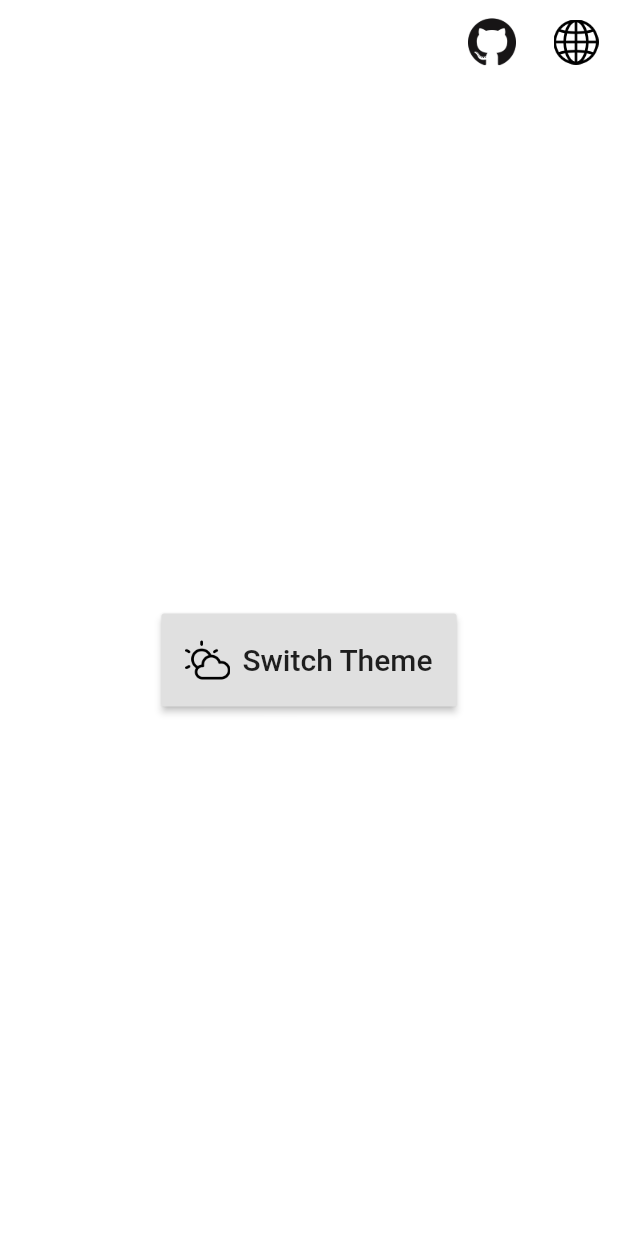
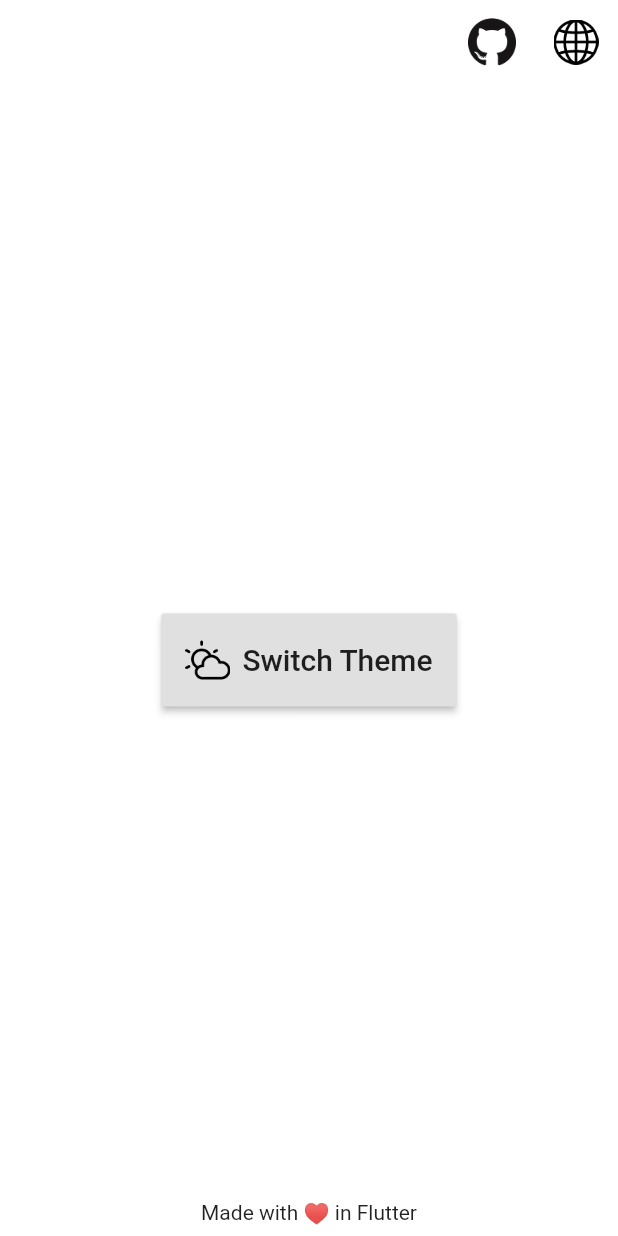
Before and after one commit to Ankit-Slnk/flutter-dark-theme-demo, a Flutter app: the screen it shows after launch, on a phone screen of 412 x 824 dp. Run offline on Flutter 3.47's test engine with Material 2 defaults, Android fonts, the phone set to English and light mode, and no system bars; our stand-ins replace shared_preferences.

Commit message:
:speech_balloon:

```diff
--- a/lib/views/homeScreen.dart
+++ b/lib/views/homeScreen.dart
@@ -36,7 +36,9 @@ class _HomeScreenState extends State<HomeScreen>
             ],
           ),
           backgroundColor: Theme.of(context).backgroundColor,
-          body: Center(
+          body: Stack(
+            children: [
+              Center(
                 child: RaisedButton.icon(
                   color: Theme.of(context).buttonColor,
                   padding: EdgeInsets.all(16),
@@ -56,6 +58,13 @@ class _HomeScreenState extends State<HomeScreen>
                   ),
                 ),
               ),
+              Container(
+                padding: EdgeInsets.only(bottom: 8),
+                alignment: Alignment.bottomCenter,
+                child: Text("Made with ♥ in Flutter"),
+              )
+            ],
+          ),
         ),
       ),
     );
```
Lines whose indentation alone changed are shown as unchanged.
